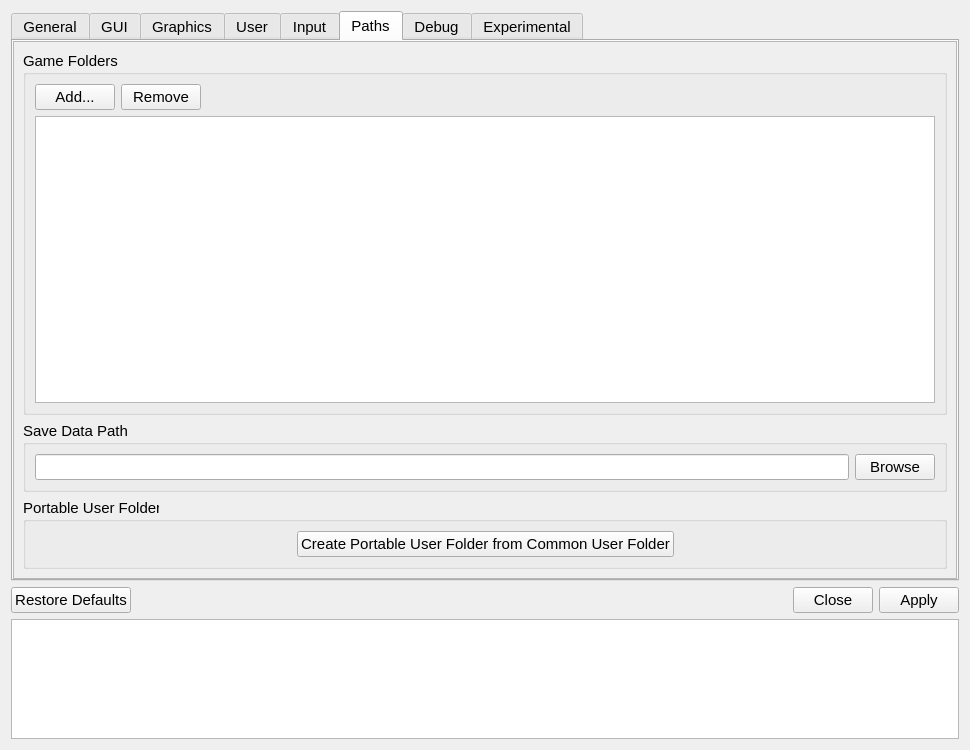
Qt form src/qt_gui/settings_dialog.ui (diegolix29/shadPS4) before a commit.
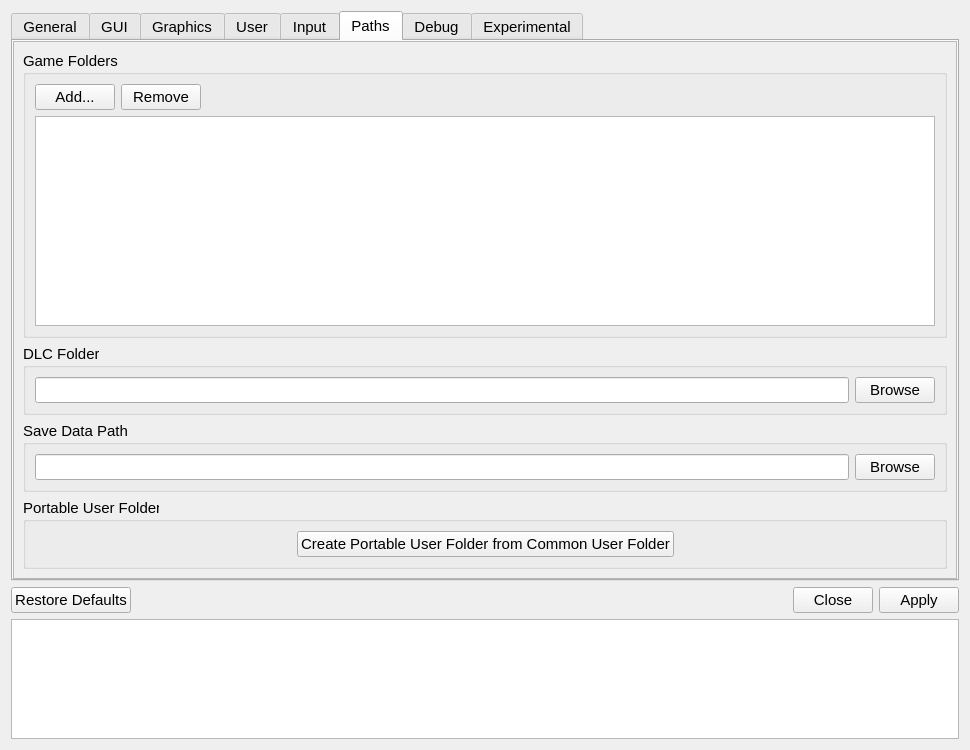
The same form after that commit. The open tabs and pages were chosen to show the change. Icons and pictures are not drawn.

```diff
--- a/src/qt_gui/settings_dialog.ui
+++ b/src/qt_gui/settings_dialog.ui
@@ -1830,6 +1830,33 @@
           </layout>
          </widget>
         </item>
+<item>
+   <widget class="QGroupBox" name="dlcFolderGroupBox_2">
+	   <property name="title">
+		   <string>DLC Folder</string>
+	   </property>
+	   <layout class="QVBoxLayout" name="dlcFolderGroupBox">
+		   <item>
+			   <layout class="QHBoxLayout" name="horizontalLayout_17">
+				   <item>
+					   <widget class="QLineEdit" name="currentDLCFolder">
+						   <property name="readOnly">
+							   <bool>true</bool>
+						   </property>
+					   </widget>
+				   </item>
+				   <item>
+					   <widget class="QPushButton" name="folderButton">
+						   <property name="text">
+							   <string>Browse</string>
+						   </property>
+					   </widget>
+				   </item>
+			   </layout>
+		   </item>
+	   </layout>
+   </widget>
+</item>
         <item>
          <widget class="QGroupBox" name="saveDataGroupBox">
           <property name="title">
```
Left out of the diff: 34 changed lines with no effect on the pictures. Lines whose indentation alone changed are shown as unchanged.
